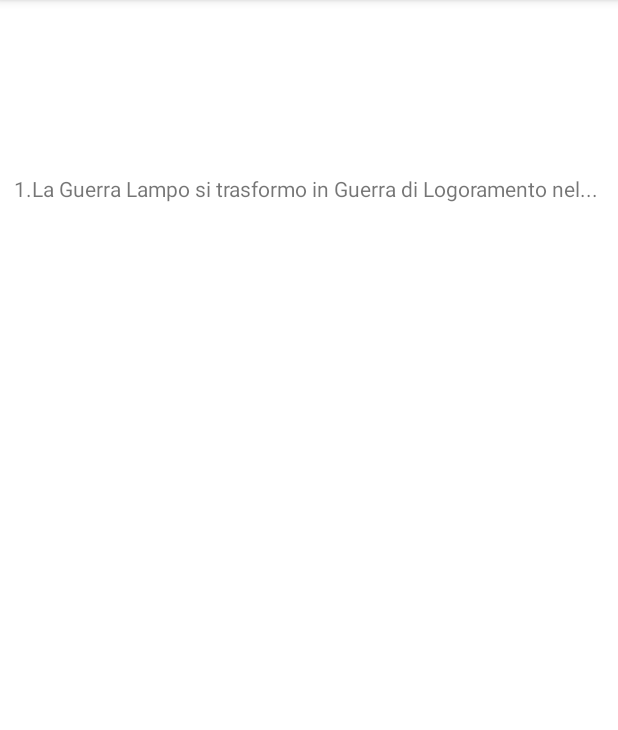
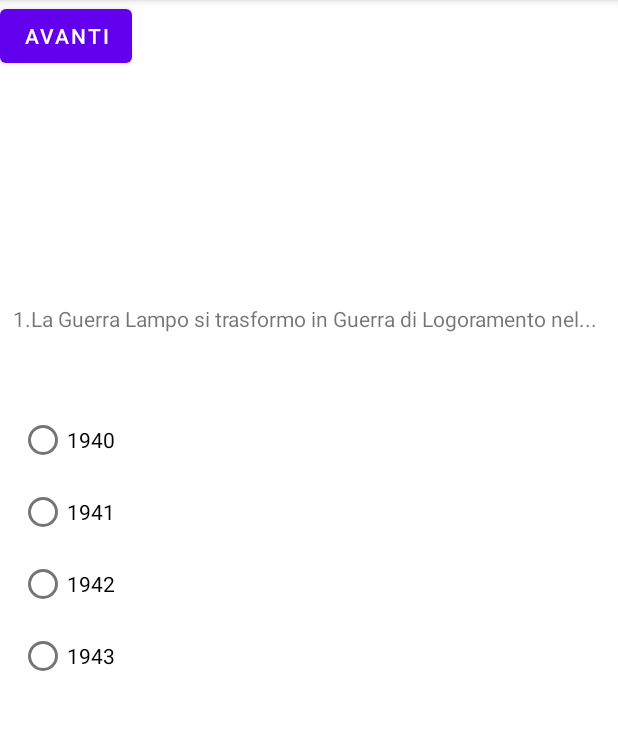
Before and after one commit to DaviLenti/Quiz_Verifica_ITS_2021, an Android app: the MainActivity_prima_pagina_domanda screen opened directly, with no data from a screen before it, on a phone screen of 412 x 824 dp, the part 84-814 px from its top. Run offline under Robolectric (Android 15) with nearby library versions, the phone set to English and light mode, and no system bars.

Commit message:
Aggiunta radiobutton prima pagina domande e pulsante e aggiunta seconda pagina domande

```diff
--- a/app/src/main/AndroidManifest.xml
+++ b/app/src/main/AndroidManifest.xml
@@ -9,7 +9,8 @@
         android:roundIcon="@mipmap/ic_launcher_round"
         android:supportsRtl="true"
         android:theme="@style/Theme.Esercitazione_Quiz_73">
-        <activity android:name=".MainActivity_prima_pagina_domanda"></activity>
+        <activity android:name=".MainActivity_seconda_pagina_domanda"></activity>
+        <activity android:name=".MainActivity_prima_pagina_domanda" />
         <activity android:name=".MainActivity">
             <intent-filter>
                 <action android:name="android.intent.action.MAIN" />
--- a/app/src/main/java/com/example/esercitazione_quiz_73/MainActivity_prima_pagina_domanda.java
+++ b/app/src/main/java/com/example/esercitazione_quiz_73/MainActivity_prima_pagina_domanda.java
@@ -2,13 +2,34 @@ package com.example.esercitazione_quiz_73;
 
 import androidx.appcompat.app.AppCompatActivity;
 
+import android.annotation.SuppressLint;
+import android.content.Intent;
 import android.os.Bundle;
+import android.view.View;
+import android.widget.Button;
+import android.widget.CheckBox;
+import android.widget.RadioButton;
 
 public class MainActivity_prima_pagina_domanda extends AppCompatActivity {
-
+    public static class Punteggio {
+        public static int val_pt = 0;
+    }
     @Override
     protected void onCreate(Bundle savedInstanceState) {
         super.onCreate(savedInstanceState);
         setContentView(R.layout.activity_main_prima_pagina_domanda);
+        RadioButton Risposta_corretta= findViewById(R.id.risp1941);
+        Button Button_next_prima_pagina = findViewById(R.id.button_Next_prima_Pagina);
+
+
+        Button_next_prima_pagina.setOnClickListener(new View.OnClickListener() {
+            @Override
+            public void onClick(View v) {
+            if(Risposta_corretta.isSelected()){
+                Punteggio.val_pt++;
+            }
+            startActivity(new Intent(MainActivity_prima_pagina_domanda.this,MainActivity_seconda_pagina_domanda.class));
+            }
+        });
     }
 }
--- /dev/null
+++ b/app/src/main/java/com/example/esercitazione_quiz_73/MainActivity_seconda_pagina_domanda.java
@@ -0,0 +1,14 @@
+package com.example.esercitazione_quiz_73;
+
+import androidx.appcompat.app.AppCompatActivity;
+
+import android.os.Bundle;
+
+public class MainActivity_seconda_pagina_domanda extends AppCompatActivity {
+
+    @Override
+    protected void onCreate(Bundle savedInstanceState) {
+        super.onCreate(savedInstanceState);
+        setContentView(R.layout.activity_main_seconda_pagina_domanda);
+    }
+}
--- a/app/src/main/res/layout/activity_main_prima_pagina_domanda.xml
+++ b/app/src/main/res/layout/activity_main_prima_pagina_domanda.xml
@@ -13,10 +13,67 @@
         android:text="1.La Guerra Lampo si trasformo in Guerra di Logoramento nel... "
         app:layout_constraintBottom_toBottomOf="parent"
         app:layout_constraintEnd_toEndOf="parent"
-        app:layout_constraintHorizontal_bias="0.498"
+        app:layout_constraintHorizontal_bias="0.461"
         app:layout_constraintStart_toStartOf="parent"
         app:layout_constraintTop_toTopOf="parent"
-        app:layout_constraintVertical_bias="0.155" />
+        app:layout_constraintVertical_bias="0.271" />
+
+    <RadioGroup
+        android:layout_width="387dp"
+        android:layout_height="293dp"
+        android:layout_marginBottom="158dp"
+        app:layout_constraintBottom_toBottomOf="parent"
+        app:layout_constraintEnd_toEndOf="parent"
+        app:layout_constraintHorizontal_bias="0.5"
+        app:layout_constraintStart_toStartOf="parent"
+        app:layout_constraintTop_toBottomOf="@+id/textView2">
+
+        <RadioButton
+            android:id="@+id/risp1940"
+            android:layout_width="wrap_content"
+            android:layout_height="wrap_content"
+            android:text="1940"
+            app:layout_constraintEnd_toEndOf="parent"
+            app:layout_constraintHorizontal_bias="0.016"
+            app:layout_constraintStart_toStartOf="parent"
+            tools:layout_editor_absoluteY="168dp" />
+
+        <RadioButton
+            android:id="@+id/risp1941"
+            android:layout_width="wrap_content"
+            android:layout_height="wrap_content"
+            android:text="1941"
+            app:layout_constraintEnd_toEndOf="parent"
+            app:layout_constraintHorizontal_bias="0.016"
+            app:layout_constraintStart_toStartOf="parent"
+            tools:layout_editor_absoluteY="168dp" />
+        <RadioButton
+            android:id="@+id/risp1942"
+            android:layout_width="wrap_content"
+            android:layout_height="wrap_content"
+            android:text="1942"
+            app:layout_constraintEnd_toEndOf="parent"
+            app:layout_constraintHorizontal_bias="0.016"
+            app:layout_constraintStart_toStartOf="parent"
+            tools:layout_editor_absoluteY="168dp" />
+        <RadioButton
+            android:id="@+id/risp1943"
+            android:layout_width="wrap_content"
+            android:layout_height="wrap_content"
+            android:text="1943"
+            app:layout_constraintEnd_toEndOf="parent"
+            app:layout_constraintHorizontal_bias="0.016"
+            app:layout_constraintStart_toStartOf="parent"
+            tools:layout_editor_absoluteY="168dp" />
+    </RadioGroup>
+
+    <Button
+        android:id="@+id/button_Next_prima_Pagina"
+        android:layout_width="wrap_content"
+        android:layout_height="wrap_content"
+        android:text="Avanti"
+        tools:layout_editor_absoluteX="154dp"
+        tools:layout_editor_absoluteY="539dp" />
 
 
 </androidx.constraintlayout.widget.ConstraintLayout>
--- /dev/null
+++ b/app/src/main/res/layout/activity_main_seconda_pagina_domanda.xml
@@ -0,0 +1,9 @@
+<?xml version="1.0" encoding="utf-8"?>
+<androidx.constraintlayout.widget.ConstraintLayout xmlns:android="http://schemas.android.com/apk/res/android"
+    xmlns:app="http://schemas.android.com/apk/res-auto"
+    xmlns:tools="http://schemas.android.com/tools"
+    android:layout_width="match_parent"
+    android:layout_height="match_parent"
+    tools:context=".MainActivity_seconda_pagina_domanda">
+
+</androidx.constraintlayout.widget.ConstraintLayout>
```
